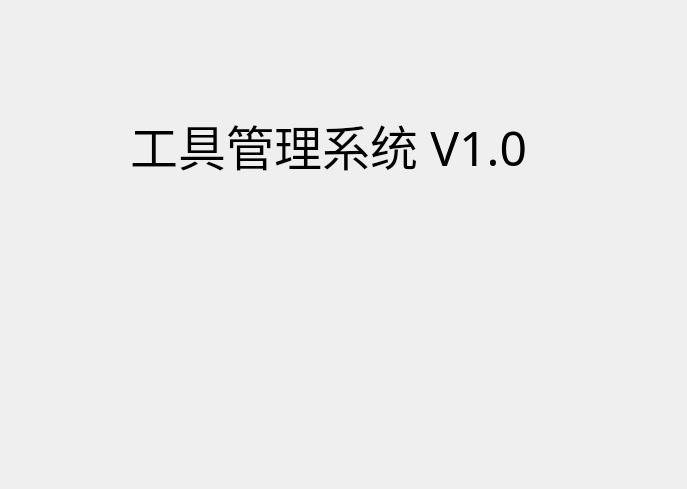
sunjiangbo/gyTool-Manager, file QTClient/welcome.ui: the form before one commit.
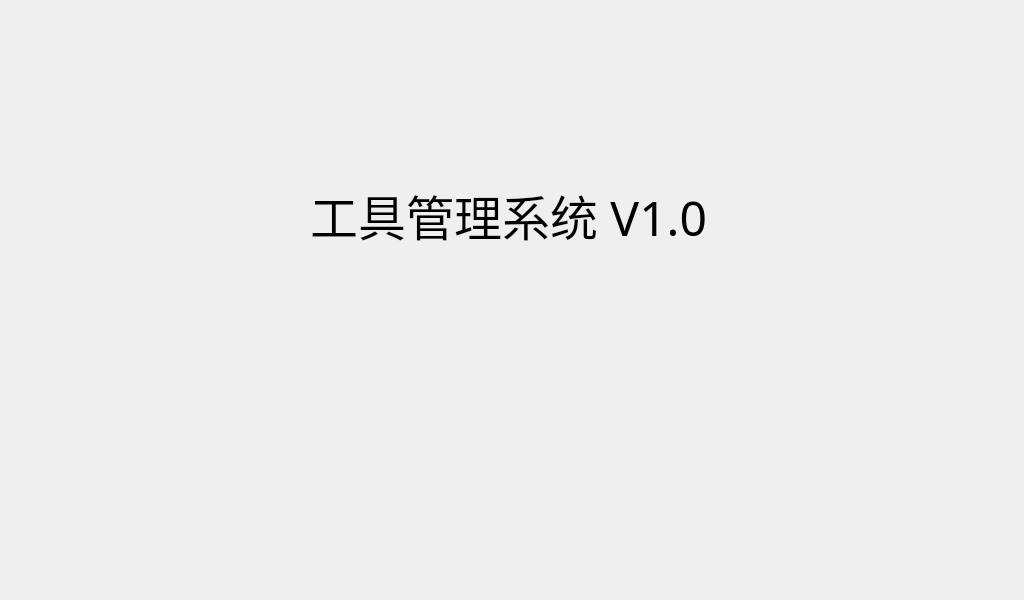
The form after the commit. Icons and pictures are not drawn.

```diff
--- a/QTClient/welcome.ui
+++ b/QTClient/welcome.ui
@@ -6,8 +6,8 @@
    <rect>
     <x>0</x>
     <y>0</y>
-    <width>687</width>
-    <height>489</height>
+    <width>1024</width>
+    <height>600</height>
    </rect>
   </property>
   <property name="font">
@@ -22,8 +22,8 @@
   <widget class="QLabel" name="label">
    <property name="geometry">
     <rect>
-     <x>40</x>
-     <y>0</y>
+     <x>220</x>
+     <y>70</y>
      <width>581</width>
      <height>81</height>
     </rect>
@@ -38,8 +38,8 @@
   <widget class="QLabel" name="label_3">
    <property name="geometry">
     <rect>
-     <x>130</x>
-     <y>110</y>
+     <x>310</x>
+     <y>180</y>
      <width>411</width>
      <height>71</height>
     </rect>
@@ -57,8 +57,8 @@
   <widget class="QLabel" name="label_2">
    <property name="geometry">
     <rect>
-     <x>230</x>
-     <y>200</y>
+     <x>410</x>
+     <y>270</y>
      <width>181</width>
      <height>271</height>
     </rect>
```
